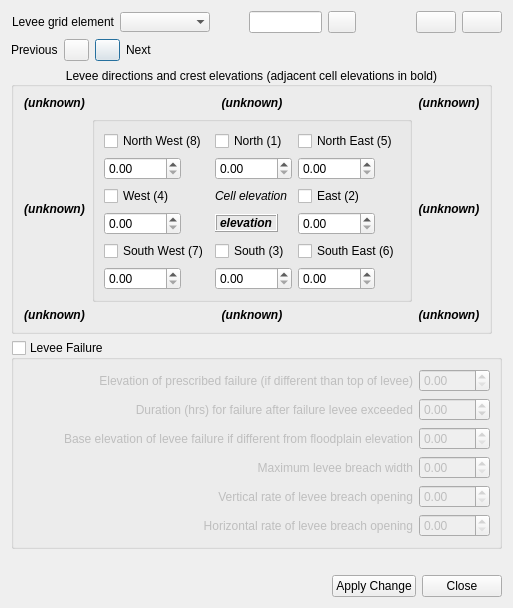
The window that flo2d/ui/individual_levee_data.ui (FLO-2DSoftware/qgis-flo-2d-plugin) describes before a commit, drawn with Qt 5.
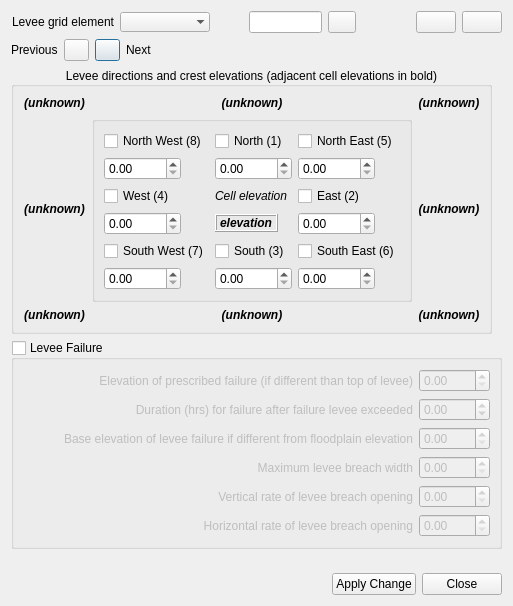
The same window after the commit. Icons and pictures are not drawn. Custom widgets are drawn as their Qt base class.

Commit message: Update tooltips for levee parameters in individual_levee_data.ui (unit specification)

The edit to the form file:
```diff
--- a/flo2d/ui/individual_levee_data.ui
+++ b/flo2d/ui/individual_levee_data.ui
@@ -7,7 +7,7 @@
     <x>0</x>
     <y>0</y>
     <width>513</width>
-    <height>608</height>
+    <height>606</height>
    </rect>
   </property>
   <property name="sizePolicy">
```
Left out of the diff: 100 changed lines with no effect on the pictures.
